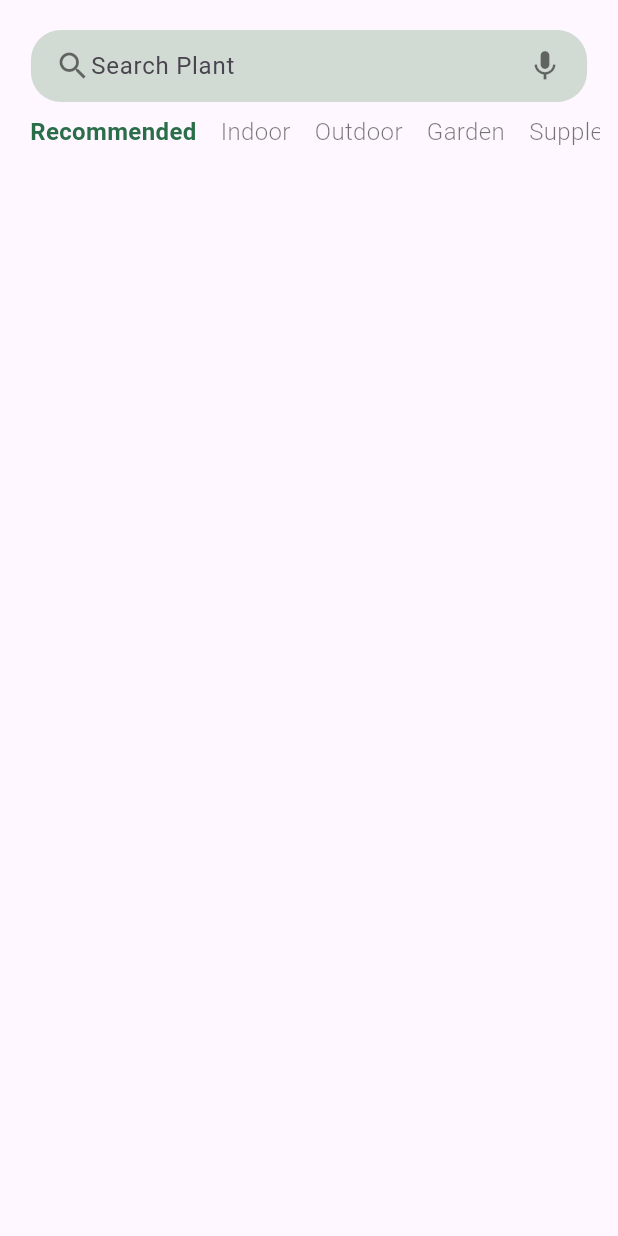
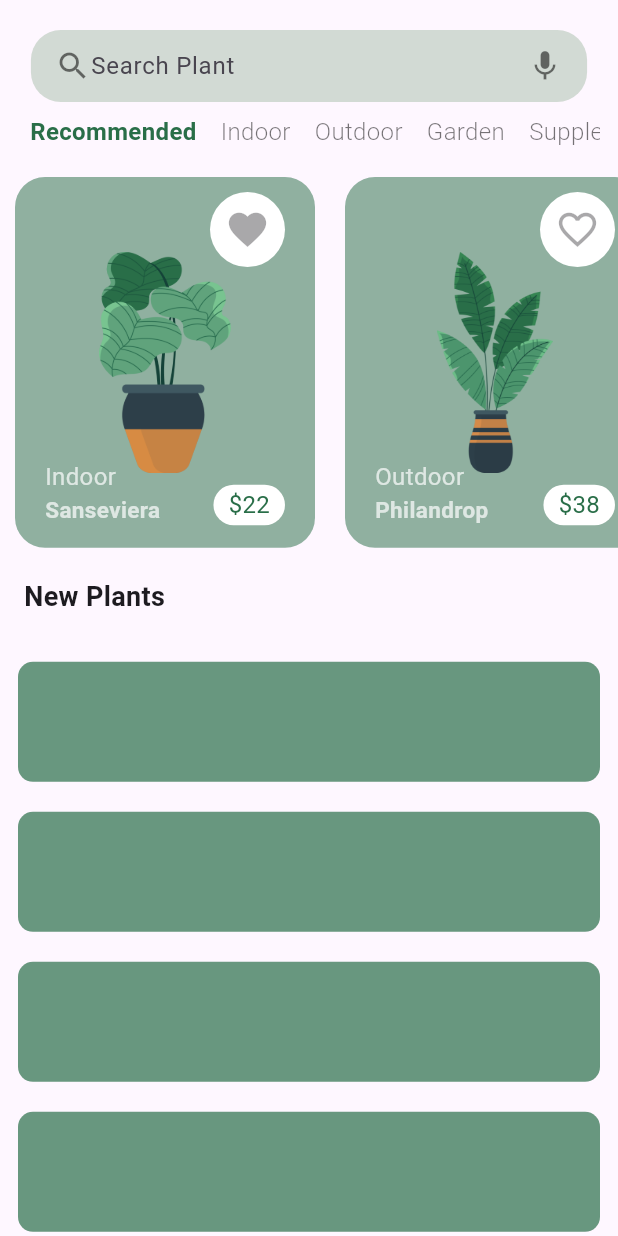
Before and after one commit to danley-newline/plants_apk_tutorial, a Flutter app: the HomePage screen opened directly, on a phone screen of 412 x 824 dp. Run offline on Flutter 3.47's test engine with Material 3 defaults, Android fonts, the light colour scheme and no system bars; our stand-ins replace animated_bottom_navigation_bar, page_transition.

Commit message:
Home Page 82%

```diff
--- a/lib/models/plants.dart
+++ b/lib/models/plants.dart
@@ -35,7 +35,7 @@ class Plant {
       humidity: 46,
       temperature: '21 - 25',
       imageUrl: 'assets/images/plant-one.png',
-      isFavorited: false,
+      isFavorited: true,
       description:
           'Plants are essential to life on Earth. They produce oxygen through photosynthesis, which humans',
     ),
--- a/lib/ui/screens/home_page.dart
+++ b/lib/ui/screens/home_page.dart
@@ -111,7 +111,126 @@ class _HomePageState extends State<HomePage> {
                 },
               ),
             ),
+            SizedBox(
+              height: size.height * .3,
+              child: ListView.builder(
+                itemCount: _plantList.length,
+                scrollDirection: Axis.horizontal,
+                itemBuilder: (BuildContext context, int index) {
+                  return Container(
+                    width: 200,
+                    margin: const EdgeInsets.symmetric(horizontal: 10),
+                    decoration: BoxDecoration(
+                      color: const Color.fromARGB(132, 41, 110, 72),
+                      borderRadius: BorderRadius.circular(20),
+                    ),
+                    child: Stack(
+                      children: [
+                        Positioned(
+                          top: 10,
+                          right: 20,
+                          child: Container(
+                            height: 50,
+                            width: 50,
+                            decoration: BoxDecoration(
+                              color: Colors.white,
+                              borderRadius: BorderRadius.circular(50),
+                            ),
+                            child: IconButton(
+                              onPressed: null,
+                              icon: Icon(
+                                _plantList[index].isFavorited == true
+                                    ? Icons.favorite
+                                    : Icons.favorite_border,
+                              ),
+                              color: Constants.primaryColor,
+                              iconSize: 30,
+                            ),
+                          ),
+                        ),
+                        Positioned(
+                          left: 50,
+                          right: 50,
+                          top: 50,
+                          bottom: 50,
+                          child: Image.asset(_plantList[index].imageUrl),
+                        ),
+                        Positioned(
+                          bottom: 15,
+                          left: 20,
+                          child: Column(
+                            crossAxisAlignment: CrossAxisAlignment.start,
+                            children: [
+                              Text(
+                                _plantList[index].category,
+                                style: const TextStyle(
+                                    color: Colors.white70, fontSize: 16),
+                              ),
+                              Text(
+                                _plantList[index].plantName,
+                                style: const TextStyle(
+                                    color: Colors.white70,
+                                    fontSize: 15,
+                                    fontWeight: FontWeight.bold),
+                              ),
+                            ],
+                          ),
+                        ),
+                        Positioned(
+                          bottom: 15,
+                          right: 20,
+                          child: Container(
+                            padding: const EdgeInsets.symmetric(
+                                horizontal: 10, vertical: 2),
+                            decoration: BoxDecoration(
+                              color: Colors.white,
+                              borderRadius: BorderRadius.circular(20),
+                            ),
+                            child: Text(
+                              '\$${_plantList[index].price.toString()}',
+                              style: TextStyle(
+                                  color: Constants.primaryColor, fontSize: 16),
+                            ),
+                          ),
+                        ),
+                      ],
+                    ),
+                  );
+                },
+              ),
+            ),
+            Container(
+              padding: const EdgeInsets.only(left: 16, bottom: 20, top: 20),
+              child: const Text(
+                "New Plants",
+                style: TextStyle(
+                  fontWeight: FontWeight.bold,
+                  fontSize: 18.0,
+                ),
+              ),
+            ),
 
+            Container(
+              padding: const EdgeInsets.symmetric(horizontal: 12),
+              height: size.height * .5,
+              child: ListView.builder(
+                itemCount: _plantList.length,
+                scrollDirection: Axis.vertical,
+                physics: const BouncingScrollPhysics(),
+                itemBuilder: (BuildContext context, int index) {
+                  return Container(
+                    decoration: BoxDecoration(
+                      color: const Color.fromARGB(179, 41, 110, 72),
+                      borderRadius: BorderRadius.circular(10),
+                    ),
+                    height: 80.0,
+                    padding: const EdgeInsets.only(left: 10, top: 10),
+                    margin: const EdgeInsets.only(bottom: 10, top: 10),
+                    width: size.width,
+
+                  );
+                }, ),
+            ),
           ],
         ),
       ),
```
